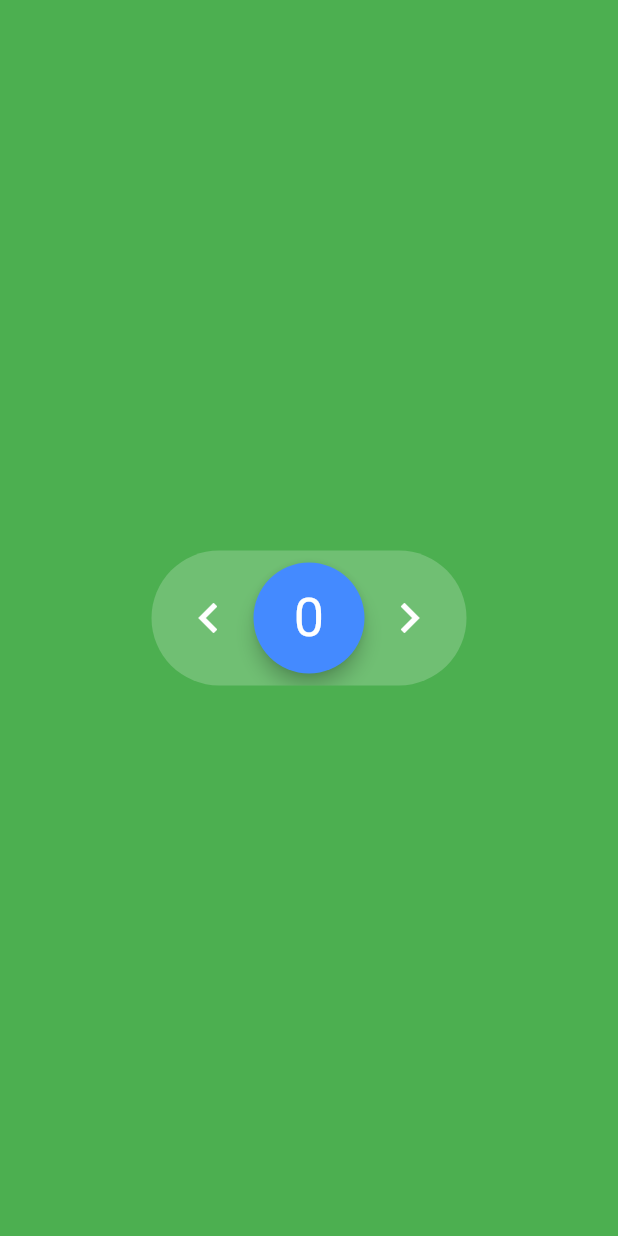
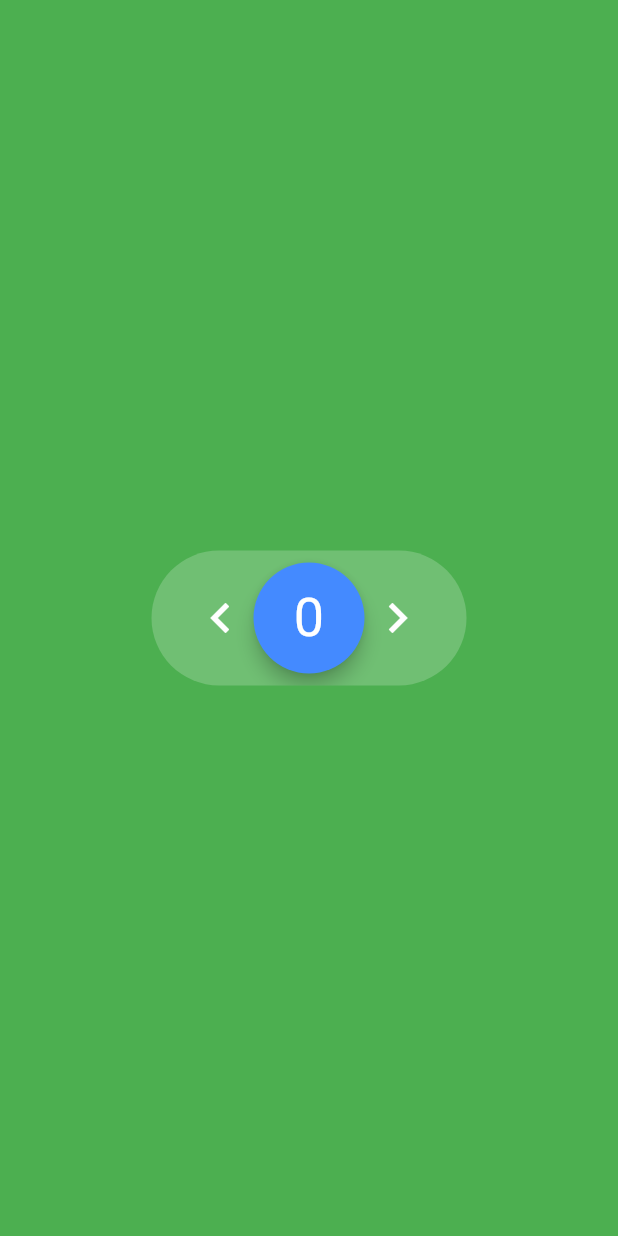
Before and after one commit to burakozyurt/stepper_counter_swipe, a Flutter app: the screen it shows after launch, on a phone screen of 412 x 824 dp. Run offline on Flutter 3.47's test engine with Material 2 defaults, Android fonts, the phone set to English and light mode, and no system bars.

Commit message:
add boolean withPressed and icon size

```diff
--- a/example/lib/main.dart
+++ b/example/lib/main.dart
@@ -26,7 +26,11 @@ class _MyAppState extends State<MyApp> {
             direction: Axis.horizontal,
             dragButtonColor: Colors.blueAccent,
             withSpring: true,
+            withFastCount:false,
+           // withPlusMinus: true,
+            withPressed: true, //add icon pressed
             maxValue:50,
+            //iconSize: 30, add icon size
             stepperValue:widget.val,
             withNaturalNumbers: true,
             onChanged: (int val) => print('New value : $val'),
--- a/lib/src/steppercounter.dart
+++ b/lib/src/steppercounter.dart
@@ -19,14 +19,14 @@ class StepperSwipe extends StatefulWidget {
     this.dragButtonColor = const Color(0xFF9874f8),
     this.iconsColor = Colors.white,
     this.withPlusMinus = false,
-    this.firstIncrementDuration =  const Duration(milliseconds: 250),
-    this.secondIncrementDuration =  const Duration(milliseconds: 100),
-    this.speedTransitionLimitCount =  3,
-    this.maxValue=50,
-    this.withFastCount=false,
+    this.withPressed = false,
+    this.firstIncrementDuration = const Duration(milliseconds: 250),
+    this.secondIncrementDuration = const Duration(milliseconds: 250),
+    this.speedTransitionLimitCount = 3,
+    this.maxValue = 50,
+    this.withFastCount = false,
+    this.iconSize,
     @required this.stepperValue,
-
-
   }) : super(key: key);
 
   final Axis direction;
@@ -45,7 +45,9 @@ class StepperSwipe extends StatefulWidget {
   final bool withSpring;
   final bool withPlusMinus;
   final bool withFastCount;
+  final bool withPressed;
   final int maxValue;
+  final double iconSize;
 
   final Color counterTextColor;
   final Color dragButtonColor;
@@ -68,7 +70,7 @@ class _Stepper2State extends State<StepperSwipe>
   void initState() {
     super.initState();
     _value = widget.initialValue ?? 0;
-    widget.stepperValue =_value;
+    widget.stepperValue = _value;
     _controller =
         AnimationController(vsync: this, lowerBound: -0.5, upperBound: 0.5);
     _controller.value = 0.0;
@@ -115,7 +117,9 @@ class _Stepper2State extends State<StepperSwipe>
             type: MaterialType.canvas,
             clipBehavior: Clip.antiAlias,
             borderRadius: BorderRadius.circular(60.0),
-            color: widget.withBackground == true ? Colors.white.withOpacity(0.2) : Colors.transparent,
+            color: widget.withBackground == true
+                ? Colors.white.withOpacity(0.2)
+                : Colors.transparent,
             child: Padding(
               padding: const EdgeInsets.all(8.0),
               child: Stack(
@@ -124,12 +128,93 @@ class _Stepper2State extends State<StepperSwipe>
                   Positioned(
                     left: widget.direction == Axis.horizontal ? 10.0 : null,
                     bottom: widget.direction == Axis.horizontal ? null : 10.0,
-                    child: widget.direction == Axis.horizontal ? Icon(widget.withPlusMinus == false ? Icons.keyboard_arrow_left : Icons.remove, size: 40.0, color: widget.iconsColor): Icon(widget.withPlusMinus == false ? Icons.keyboard_arrow_down : Icons.remove,size: 40.0, color: widget.iconsColor),
+                    child: widget.direction == Axis.horizontal
+                        ? IconButton(
+                            splashColor: Colors.transparent,
+                            highlightColor: Colors.transparent,
+                            onPressed: widget.withPressed
+                                ? () {
+                                    setState(() {
+                                      if (widget.stepperValue > 0) {
+                                        widget.stepperValue--;
+                                        widget.onChanged(widget.stepperValue);
+                                      }
+                                    });
+                                  }
+                                : null,
+                            icon: widget.withPlusMinus == false
+                                ? Icon(Icons.keyboard_arrow_left)
+                                : Icon(Icons.remove),
+                            iconSize: widget.iconSize ?? 40.0,
+                            color: widget.iconsColor)
+                        : IconButton(
+                            splashColor: Colors.transparent,
+                            highlightColor: Colors.transparent,
+                            onPressed: widget.withPressed
+                                ? () {
+                                    setState(() {
+                                      if (widget.stepperValue > 0) {
+                                        widget.stepperValue--;
+                                        widget.onChanged(widget.stepperValue);
+                                      }
+                                    });
+                                  }
+                                : null,
+                            icon: Icon(
+                              widget.withPlusMinus == false
+                                  ? Icons.keyboard_arrow_down
+                                  : Icons.remove,
+                            ),
+                            iconSize: widget.iconSize ?? 40.0,
+                            color: widget.iconsColor),
                   ),
                   Positioned(
                     right: widget.direction == Axis.horizontal ? 10.0 : null,
                     top: widget.direction == Axis.horizontal ? null : 10.0,
-                    child:widget.direction == Axis.horizontal ? Icon(widget.withPlusMinus == false ? Icons.keyboard_arrow_right : Icons.add, size: 40.0, color: widget.iconsColor): Icon(widget.withPlusMinus == false ? Icons.keyboard_arrow_up : Icons.add, size: 40.0, color: widget.iconsColor),
+                    child: widget.direction == Axis.horizontal
+                        ? IconButton(
+                            splashColor: Colors.transparent,
+                            highlightColor: Colors.transparent,
+                            disabledColor: Colors.white,
+                            onPressed: widget.withPressed
+                                ? () {
+                                    setState(() {
+                                      if (widget.stepperValue <
+                                          widget.maxValue) {
+                                        widget.stepperValue++;
+                                        widget.onChanged(widget.stepperValue);
+                                      }
+                                    });
+                                  }
+                                : null,
+                            icon: Icon(
+                              widget.withPlusMinus == false
+                                  ? Icons.keyboard_arrow_right
+                                  : Icons.add,
+                            ),
+                            iconSize: widget.iconSize ?? 40.0,
+                            color: widget.iconsColor)
+                        : IconButton(
+                            splashColor: Colors.transparent,
+                            highlightColor: Colors.transparent,
+                            onPressed: widget.withPressed
+                                ? () {
+                                    setState(() {
+                                      if (widget.stepperValue <
+                                          widget.maxValue) {
+                                        widget.stepperValue++;
+                                        widget.onChanged(widget.stepperValue);
+                                      }
+                                    });
+                                  }
+                                : null,
+                            icon: Icon(
+                              widget.withPlusMinus == false
+                                  ? Icons.keyboard_arrow_up
+                                  : Icons.add,
+                            ),
+                            iconSize: widget.iconSize ?? 40.0,
+                            color: widget.iconsColor),
                   ),
                   GestureDetector(
                     onHorizontalDragStart: _onPanStart,
@@ -177,84 +262,121 @@ class _Stepper2State extends State<StepperSwipe>
   void _onPanStart(DragStartDetails details) {
     _controller.stop();
     _controller.value = offsetFromGlobalPos(details.globalPosition);
-
   }
 
   void _onPanUpdate(DragUpdateDetails details) {
-    double  value = offsetFromGlobalPos(details.globalPosition);
+    double value = offsetFromGlobalPos(details.globalPosition);
     isReadyToFastAnim = true;
-    if( value <= -0.1923){
+    if (value <= -0.1923) {
       _controller.value = -0.1923;
       _startAnimationPosX = -0.1923;
       _startAnimationPosY = -0.1923;
-      if(widget.withFastCount) fastCount();
-    }else if(value>= 0.1923){
+      if (widget.withFastCount) fastCount();
+    } else if (value >= 0.1923) {
       _controller.value = 0.1923;
       _startAnimationPosX = 0.1923;
       _startAnimationPosY = 0.1923;
-     if(widget.withFastCount)   fastCount();
-    }else{
+      if (widget.withFastCount) fastCount();
+    } else {
       isReadyToFastAnim = false;
       _controller.value = offsetFromGlobalPos(details.globalPosition);
     }
   }
 
-  fastCount(){
-    if(isTimerEnable){
+  fastCount() {
+    if (isTimerEnable) {
       isTimerEnable = false;
       bool isHor = widget.direction == Axis.horizontal;
-      Timer(Duration(milliseconds: 100),(){
-        if(isReadyToFastAnim){
+      Timer(Duration(milliseconds: 100), () {
+        if (isReadyToFastAnim) {
           int velocitLimit = 0;
           Timer.periodic(widget.firstIncrementDuration, (timer) {
-              if(isReadyToFastAnim == false){
+            if (isReadyToFastAnim == false) {
               timer.cancel();
               isReadyToFastAnim = true;
             }
-              if(velocitLimit > widget.speedTransitionLimitCount){
+            if (velocitLimit > widget.speedTransitionLimitCount) {
               timer.cancel();
             }
             velocitLimit++;
-              if(widget.withNaturalNumbers ){
-
+            if (widget.withNaturalNumbers) {
               if (_controller.value <= -0.1923) {
-                  setState(() => isHor ? widget.stepperValue >=2 ?  widget.stepperValue-- :widget.stepperValue = 0 : widget.stepperValue<widget.maxValue?widget.stepperValue++:widget.stepperValue);
+                setState(() => isHor
+                    ? widget.stepperValue >= 1
+                        ? widget.stepperValue--
+                        : widget.stepperValue = 0
+                    : widget.stepperValue < widget.maxValue
+                        ? widget.stepperValue++
+                        : widget.stepperValue);
               } else if (_controller.value >= 0.1923) {
-                  setState(() => isHor ? widget.stepperValue<widget.maxValue?widget.stepperValue++:widget.stepperValue  : widget.stepperValue >=2 ?widget.stepperValue-- :widget.stepperValue = 0);
+                setState(() => isHor
+                    ? widget.stepperValue < widget.maxValue
+                        ? widget.stepperValue++
+                        : widget.stepperValue
+                    : widget.stepperValue >= 1
+                        ? widget.stepperValue--
+                        : widget.stepperValue = 0);
               }
-              }else{
+            } else {
               if (_controller.value <= -0.1923) {
-                  setState(() => isHor ? widget.stepperValue-- :widget.stepperValue<widget.maxValue?widget.stepperValue++:widget.stepperValue);
+                setState(() => isHor
+                    ? widget.stepperValue--
+                    : widget.stepperValue < widget.maxValue
+                        ? widget.stepperValue++
+                        : widget.stepperValue);
               } else if (_controller.value >= 0.1923) {
-                  setState(() => isHor ?widget.stepperValue<widget.maxValue?widget.stepperValue++:widget.stepperValue : widget.stepperValue--);
+                setState(() => isHor
+                    ? widget.stepperValue < widget.maxValue
+                        ? widget.stepperValue++
+                        : widget.stepperValue
+                    : widget.stepperValue--);
               }
             }
           });
           Timer.periodic(widget.secondIncrementDuration, (timer) {
-              if(isReadyToFastAnim == false){
+            if (isReadyToFastAnim == false) {
               timer.cancel();
               isReadyToFastAnim = true;
             }
-              if(widget.withNaturalNumbers){
-                if(velocitLimit > widget.speedTransitionLimitCount ){
+            if (widget.withNaturalNumbers) {
+              if (velocitLimit > widget.speedTransitionLimitCount) {
                 if (_controller.value <= -0.1923) {
-                    setState(() => isHor ? widget.stepperValue >=2 ?  widget.stepperValue-- : widget.stepperValue = 0 :widget.stepperValue<widget.maxValue?widget.stepperValue++:widget.stepperValue);
+                  setState(() => isHor
+                      ? widget.stepperValue >= 2
+                          ? widget.stepperValue--
+                          : widget.stepperValue = 0
+                      : widget.stepperValue < widget.maxValue
+                          ? widget.stepperValue++
+                          : widget.stepperValue);
                 } else if (_controller.value >= 0.1923) {
-                    setState(() => isHor ? widget.stepperValue<widget.maxValue?widget.stepperValue++:widget.stepperValue : widget.stepperValue >=2 ?widget.stepperValue-- : widget.stepperValue = 0);
+                  setState(() => isHor
+                      ? widget.stepperValue < widget.maxValue
+                          ? widget.stepperValue++
+                          : widget.stepperValue
+                      : widget.stepperValue >= 2
+                          ? widget.stepperValue--
+                          : widget.stepperValue = 0);
                 }
               }
-              }else{
-                if(velocitLimit > widget.speedTransitionLimitCount){
+            } else {
+              if (velocitLimit > widget.speedTransitionLimitCount) {
                 if (_controller.value <= -0.1923) {
-                    setState(() => isHor ? widget.stepperValue-- : widget.stepperValue<widget.maxValue?widget.stepperValue++:widget.stepperValue);
+                  setState(() => isHor
+                      ? widget.stepperValue--
+                      : widget.stepperValue < widget.maxValue
+                          ? widget.stepperValue++
+                          : widget.stepperValue);
                 } else if (_controller.value >= 0.1923) {
-                    setState(() => isHor ? widget.stepperValue<widget.maxValue?widget.stepperValue++:widget.stepperValue : widget.stepperValue--);
+                  setState(() => isHor
+                      ? widget.stepperValue < widget.maxValue
+                          ? widget.stepperValue++
+                          : widget.stepperValue
+                      : widget.stepperValue--);
                 }
               }
             }
           });
         }
-
       });
     }
 
@@ -274,24 +396,44 @@ class _Stepper2State extends State<StepperSwipe>
     isTimerEnable = true;
     bool isHor = widget.direction == Axis.horizontal;
     bool isChanged = false;
-    if(widget.withNaturalNumbers){
+    if (widget.withNaturalNumbers) {
       if (_controller.value <= -0.1923) {
         _controller.value = -0.1923;
-        setState(() => isHor ? widget.stepperValue >=1 ? widget.stepperValue-- : 0 : widget.stepperValue<widget.maxValue?widget.stepperValue++:widget.stepperValue);
+        setState(() => isHor
+            ? widget.stepperValue >= 1
+                ? widget.stepperValue--
+                : 0
+            : widget.stepperValue < widget.maxValue
+                ? widget.stepperValue++
+                : widget.stepperValue);
         isChanged = true;
       } else if (_controller.value >= 0.1923) {
         _controller.value = 0.1923;
-        setState(() => isHor ? widget.stepperValue<widget.maxValue?widget.stepperValue++:widget.stepperValue : widget.stepperValue >=1 ? widget.stepperValue-- : 0);
+        setState(() => isHor
+            ? widget.stepperValue < widget.maxValue
+                ? widget.stepperValue++
+                : widget.stepperValue
+            : widget.stepperValue >= 1
+                ? widget.stepperValue--
+                : 0);
         isChanged = true;
       }
-    }else{
+    } else {
       if (_controller.value <= -0.1923) {
         _controller.value = -0.1923;
-        setState(() => isHor ? widget.stepperValue-- : widget.stepperValue<widget.maxValue?widget.stepperValue++:widget.stepperValue);
+        setState(() => isHor
+            ? widget.stepperValue--
+            : widget.stepperValue < widget.maxValue
+                ? widget.stepperValue++
+                : widget.stepperValue);
         isChanged = true;
       } else if (_controller.value >= 0.1923) {
         _controller.value = 0.1923;
-        setState(() => isHor ? widget.stepperValue<widget.maxValue?widget.stepperValue++:widget.stepperValue : widget.stepperValue--);
+        setState(() => isHor
+            ? widget.stepperValue < widget.maxValue
+                ? widget.stepperValue++
+                : widget.stepperValue
+            : widget.stepperValue--);
         isChanged = true;
       }
     }
```
Also changed, not shown: example/pubspec.lock, 2 other files. Lines whose indentation alone changed are shown as unchanged.
